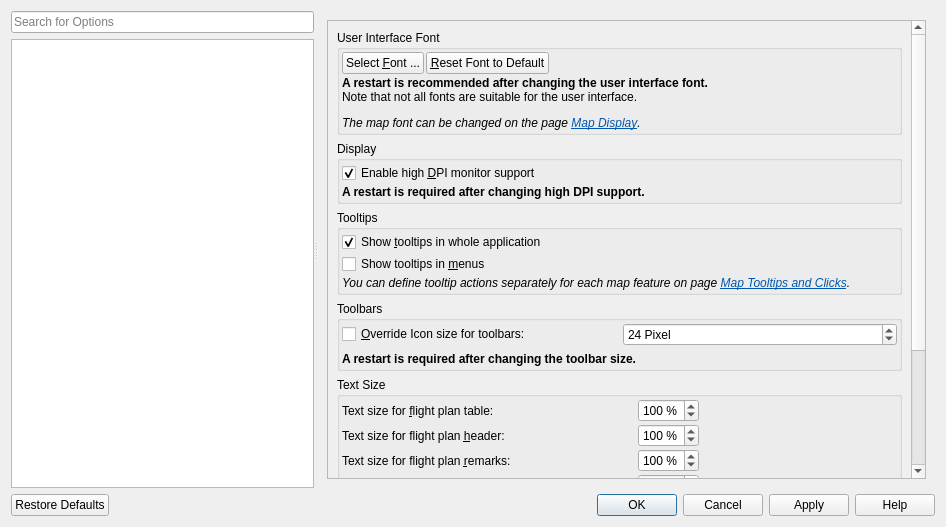
Qt form src/options/options.ui (albar965/littlenavmap) before a commit.
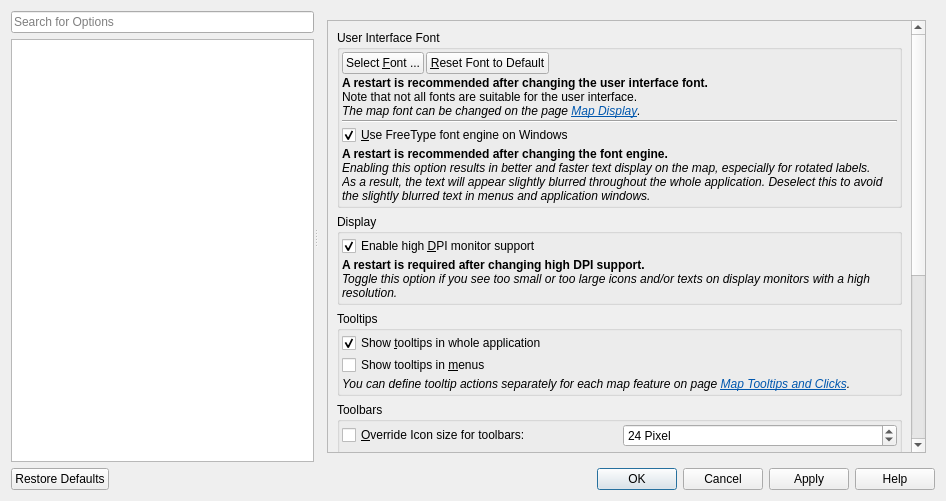
The same form after that commit. The open tabs and pages were chosen to show the change. Icons and pictures are not drawn.

Commit message: Moved option to enable or disable Freetype font engine on Windows into options on page `Display and Text`.

What changed in the file:
```diff
--- a/src/options/options.ui
+++ b/src/options/options.ui
@@ -7,7 +7,7 @@
     <x>0</x>
     <y>0</y>
     <width>946</width>
-    <height>527</height>
+    <height>501</height>
    </rect>
   </property>
   <property name="windowTitle">
@@ -623,9 +623,9 @@
            <property name="geometry">
             <rect>
              <x>0</x>
-             <y>0</y>
-             <width>419</width>
-             <height>856</height>
+             <y>-181</y>
+             <width>617</width>
+             <height>970</height>
             </rect>
            </property>
            <layout class="QVBoxLayout" name="verticalLayout_23">
@@ -650,6 +650,22 @@
                <property name="spacing">
                 <number>2</number>
                </property>
+               <item row="3" column="0" colspan="3">
+                <widget class="QLabel" name="labelOptionsGuiFontHint">
+                 <property name="text">
+                  <string>&lt;html&gt;&lt;head/&gt;&lt;body&gt;&lt;p&gt;&lt;span style=&quot; font-weight:600;&quot;&gt;A restart is recommended after changing the user interface font.&lt;/span&gt;&lt;br/&gt;Note that not all fonts are suitable for the user interface.&lt;br/&gt;&lt;img src=&quot;:/littlenavmap/resources/icons/bulb.svg&quot;/&gt;&lt;span style=&quot; font-style:italic;&quot;&gt;The map font can be changed on the page &lt;/span&gt;&lt;a href=&quot;lnm://8&quot;&gt;&lt;span style=&quot; font-style:italic; text-decoration: underline; color:#0057ae;&quot;&gt;Map Display&lt;/span&gt;&lt;/a&gt;&lt;span style=&quot; font-style:italic;&quot;&gt;.&lt;/span&gt;&lt;/p&gt;&lt;/body&gt;&lt;/html&gt;</string>
+                 </property>
+                 <property name="wordWrap">
+                  <bool>true</bool>
+                 </property>
+                 <property name="margin">
+                  <number>10</number>
+                 </property>
+                 <property name="textInteractionFlags">
+                  <set>Qt::LinksAccessibleByMouse|Qt::TextSelectableByMouse</set>
+                 </property>
+                </widget>
+               </item>
                <item row="1" column="1">
                 <widget class="QPushButton" name="pushButtonOptionsGuiResetFont">
                  <property name="toolTip">
@@ -674,6 +690,36 @@
                  </property>
                 </widget>
                </item>
+               <item row="5" column="0" colspan="3">
+                <widget class="QCheckBox" name="checkBoxOptionsFreetype">
+                 <property name="toolTip">
+                  <string>Enable this if you use scaled fonts in you system settings and/or a monitor with high resolution.
+This will scale the Little Navmap map graphics and icons for better visibility if checked.</string>
+                 </property>
+                 <property name="text">
+                  <string>&amp;Use FreeType font engine on Windows</string>
+                 </property>
+                 <property name="checked">
+                  <bool>true</bool>
+                 </property>
+                </widget>
+               </item>
+               <item row="6" column="0" colspan="3">
+                <widget class="QLabel" name="labelOptionsFreetypeHint">
+                 <property name="text">
+                  <string>&lt;html&gt;&lt;head/&gt;&lt;body&gt;&lt;p&gt;&lt;span style=&quot; font-weight:600;&quot;&gt;A restart is recommended after changing the font engine.&lt;/span&gt;&lt;br/&gt;&lt;img src=&quot;:/littlenavmap/resources/icons/bulb.svg&quot;/&gt;&lt;span style=&quot; font-style:italic;&quot;&gt;Enabling this option results in better and faster text display on the map, especially for rotated labels. &lt;br/&gt;As a result, the text will appear slightly blurred throughout the whole application. Deselect this to avoid the slightly blurred text in menus and application windows.&lt;/span&gt;&lt;/p&gt;&lt;/body&gt;&lt;/html&gt;</string>
+                 </property>
+                 <property name="wordWrap">
+                  <bool>true</bool>
+                 </property>
+                 <property name="margin">
+                  <number>10</number>
+                 </property>
+                 <property name="textInteractionFlags">
+                  <set>Qt::LinksAccessibleByMouse|Qt::TextSelectableByMouse</set>
+                 </property>
+                </widget>
+               </item>
                <item row="1" column="2">
                 <widget class="QLabel" name="labelOptionsGuiFont">
                  <property name="sizePolicy">
@@ -693,19 +739,10 @@
                  </property>
                 </widget>
                </item>
-               <item row="3" column="0" colspan="3">
-                <widget class="QLabel" name="labelOptionsGuiFontHint">
-                 <property name="text">
-                  <string>&lt;html&gt;&lt;head/&gt;&lt;body&gt;&lt;p&gt;&lt;span style=&quot; font-weight:600;&quot;&gt;A restart is recommended after changing the user interface font.&lt;/span&gt;&lt;br/&gt;Note that not all fonts are suitable for the user interface.&lt;/p&gt;&lt;p&gt;&lt;img src=&quot;:/littlenavmap/resources/icons/bulb.svg&quot;/&gt;&lt;span style=&quot; font-style:italic;&quot;&gt;The map font can be changed on the page &lt;/span&gt;&lt;a href=&quot;lnm://8&quot;&gt;&lt;span style=&quot; font-style:italic; text-decoration: underline; color:#0057ae;&quot;&gt;Map Display&lt;/span&gt;&lt;/a&gt;&lt;span style=&quot; font-style:italic;&quot;&gt;.&lt;/span&gt;&lt;/p&gt;&lt;/body&gt;&lt;/html&gt;</string>
-                 </property>
-                 <property name="wordWrap">
-                  <bool>true</bool>
-                 </property>
-                 <property name="margin">
-                  <number>10</number>
-                 </property>
-                 <property name="textInteractionFlags">
-                  <set>Qt::LinksAccessibleByMouse|Qt::TextSelectableByMouse</set>
+               <item row="4" column="0" colspan="3">
+                <widget class="Line" name="lineOptionsGuiFreetype">
+                 <property name="orientation">
+                  <enum>Qt::Horizontal</enum>
                  </property>
                 </widget>
                </item>
@@ -750,7 +787,7 @@
                <item>
                 <widget class="QLabel" name="labelOptionsGuiHighDpiNote">
                  <property name="text">
-                  <string>&lt;b&gt;A restart is required after changing high DPI support.&lt;/b&gt;</string>
+                  <string>&lt;html&gt;&lt;head/&gt;&lt;body&gt;&lt;p&gt;&lt;span style=&quot; font-weight:600;&quot;&gt;A restart is required after changing high DPI support.&lt;br/&gt;&lt;/span&gt;&lt;img src=&quot;:/littlenavmap/resources/icons/bulb.svg&quot;/&gt;&lt;span style=&quot; font-style:italic;&quot;&gt;Toggle this option if you see too small or too large icons and/or texts on display monitors with a high resolution.&lt;/span&gt;&lt;/p&gt;&lt;/body&gt;&lt;/html&gt;</string>
                  </property>
                  <property name="wordWrap">
                   <bool>true</bool>
```
Left out of the diff: 134 changed lines with no effect on the pictures. The commit also changes 3 other files.
